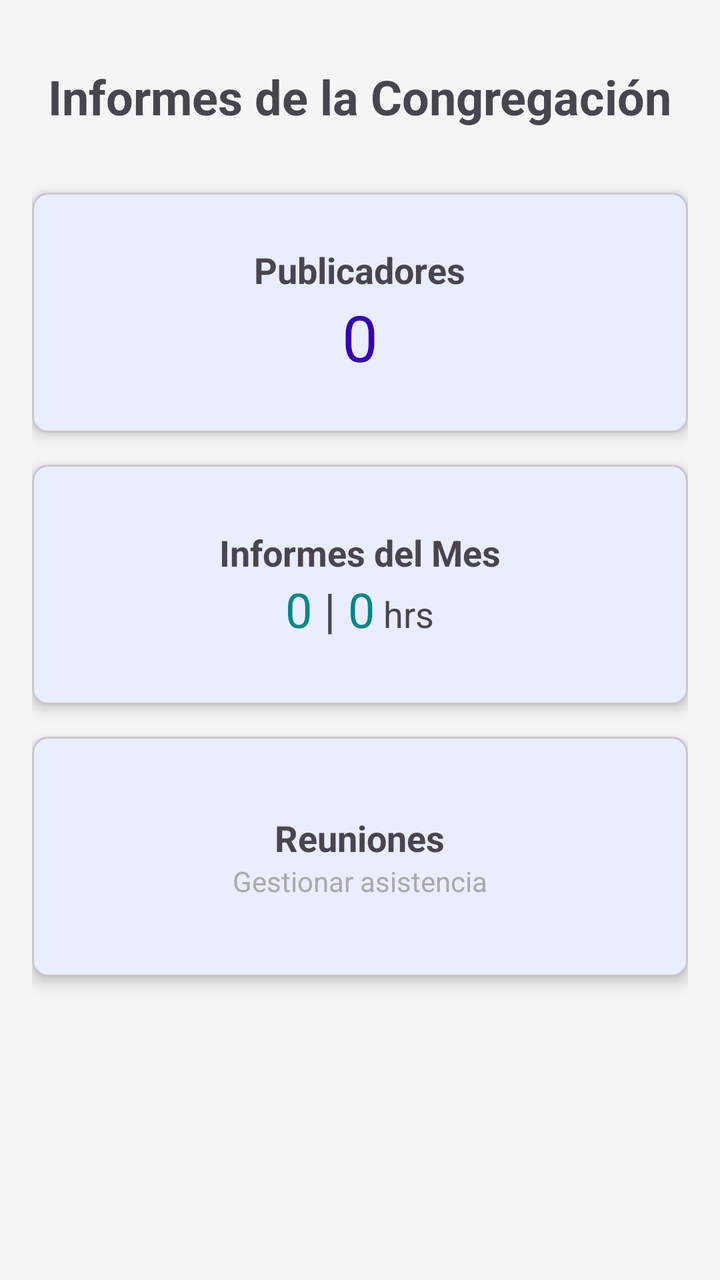
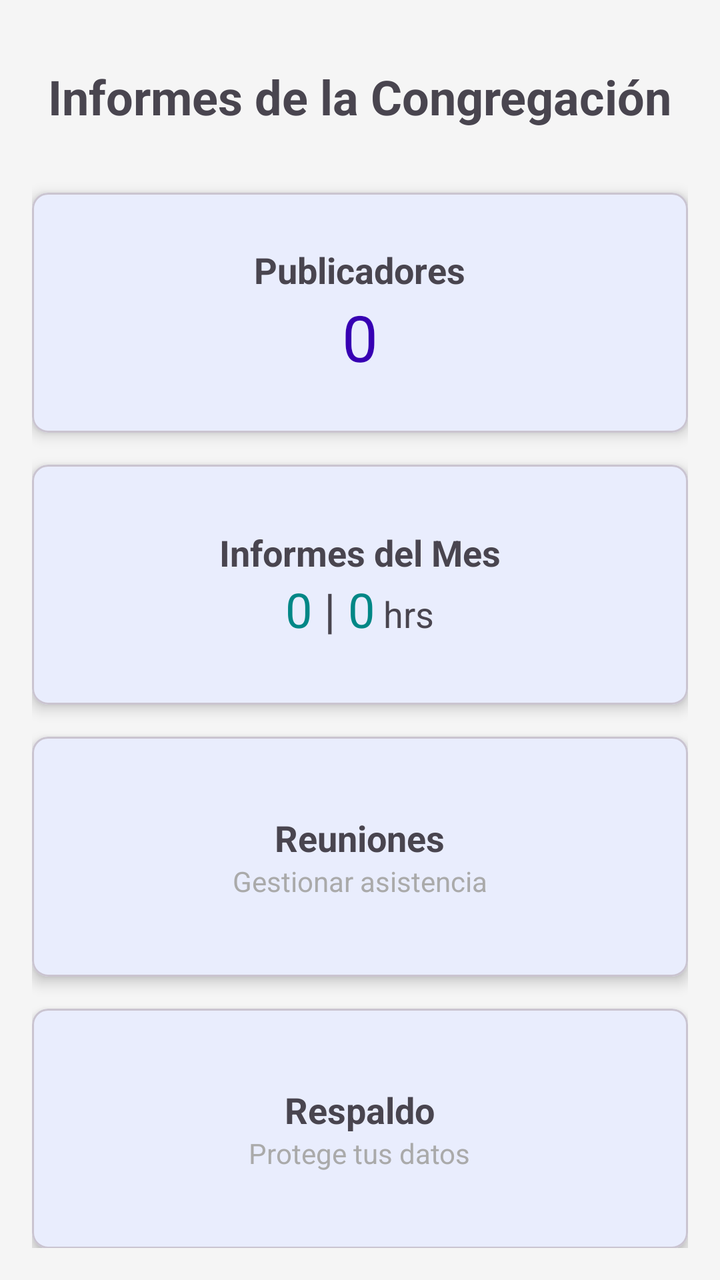

Two renders of the same Android screen: before a commit and after it. Below are the layout's source before the change and the commit's diff.
<!-- AndroidManifest.xml: activity theme Theme.CongregationReports -->
<!-- res/layout/activity_main.xml -->
<?xml version="1.0" encoding="utf-8"?>
<androidx.constraintlayout.widget.ConstraintLayout xmlns:android="http://schemas.android.com/apk/res/android"
    xmlns:app="http://schemas.android.com/apk/res-auto"
    xmlns:tools="http://schemas.android.com/tools"
    android:layout_width="match_parent"
    android:layout_height="match_parent"
    android:padding="16dp"
    tools:context=".ui.MainActivity">

    <TextView
        android:id="@+id/textTitle"
        android:layout_width="wrap_content"
        android:layout_height="wrap_content"
        android:text="Informes de la Congregación"
        android:textSize="24sp"
        android:textStyle="bold"
        app:layout_constraintEnd_toEndOf="parent"
        app:layout_constraintStart_toStartOf="parent"
        app:layout_constraintTop_toTopOf="parent"
        android:layout_marginTop="16dp" />

    <com.google.android.material.card.MaterialCardView
        android:id="@+id/cardPublishers"
        android:layout_width="0dp"
        android:layout_height="120dp"
        android:layout_marginTop="32dp"
        app:cardCornerRadius="8dp"
        app:cardElevation="4dp"
        app:layout_constraintEnd_toEndOf="parent"
        app:layout_constraintStart_toStartOf="parent"
        app:layout_constraintTop_toBottomOf="@id/textTitle">

        <LinearLayout
            android:layout_width="match_parent"
            android:layout_height="match_parent"
            android:gravity="center"
            android:orientation="vertical"
            android:padding="16dp">

            <TextView
                android:layout_width="wrap_content"
                android:layout_height="wrap_content"
                android:text="Publicadores"
                android:textSize="18sp"
                android:textStyle="bold" />

            <TextView
                android:id="@+id/textPublishersCount"
                android:layout_width="wrap_content"
                android:layout_height="wrap_content"
                android:text="0"
                android:textSize="32sp"
                android:textColor="@color/purple_700" />
        </LinearLayout>
    </com.google.android.material.card.MaterialCardView>

    <com.google.android.material.card.MaterialCardView
        android:id="@+id/cardReports"
        android:layout_width="0dp"
        android:layout_height="120dp"
        android:layout_marginTop="16dp"
        app:cardCornerRadius="8dp"
        app:cardElevation="4dp"
        app:layout_constraintEnd_toEndOf="parent"
        app:layout_constraintStart_toStartOf="parent"
        app:layout_constraintTop_toBottomOf="@id/cardPublishers">

        <LinearLayout
            android:layout_width="match_parent"
            android:layout_height="match_parent"
            android:gravity="center"
            android:orientation="vertical"
            android:padding="16dp">

            <TextView
                android:layout_width="wrap_content"
                android:layout_height="wrap_content"
                android:text="Informes del Mes"
                android:textSize="18sp"
                android:textStyle="bold" />

            <LinearLayout
                android:layout_width="wrap_content"
                android:layout_height="wrap_content"
                android:orientation="horizontal">

                <TextView
                    android:id="@+id/textReportsCount"
                    android:layout_width="wrap_content"
                    android:layout_height="wrap_content"
                    android:text="0"
                    android:textSize="24sp"
                    android:textColor="@color/teal_700" />

                <TextView
                    android:layout_width="wrap_content"
                    android:layout_height="wrap_content"
                    android:text=" | "
                    android:textSize="24sp" />

                <TextView
                    android:id="@+id/textTotalHours"
                    android:layout_width="wrap_content"
                    android:layout_height="wrap_content"
                    android:text="0"
                    android:textSize="24sp"
                    android:textColor="@color/teal_700" />

                <TextView
                    android:layout_width="wrap_content"
                    android:layout_height="wrap_content"
                    android:text=" hrs"
                    android:textSize="18sp" />
            </LinearLayout>
        </LinearLayout>
    </com.google.android.material.card.MaterialCardView>

    <com.google.android.material.card.MaterialCardView
        android:id="@+id/cardMeetings"
        android:layout_width="0dp"
        android:layout_height="120dp"
        android:layout_marginTop="16dp"
        app:cardCornerRadius="8dp"
        app:cardElevation="4dp"
        app:layout_constraintEnd_toEndOf="parent"
        app:layout_constraintStart_toStartOf="parent"
        app:layout_constraintTop_toBottomOf="@id/cardReports">

        <LinearLayout
            android:layout_width="match_parent"
            android:layout_height="match_parent"
            android:gravity="center"
            android:orientation="vertical"
            android:padding="16dp">

            <TextView
                android:layout_width="wrap_content"
                android:layout_height="wrap_content"
                android:text="Reuniones"
                android:textSize="18sp"
                android:textStyle="bold" />

            <TextView
                android:layout_width="wrap_content"
                android:layout_height="wrap_content"
                android:text="Gestionar asistencia"
                android:textSize="14sp"
                android:textColor="@android:color/darker_gray" />
        </LinearLayout>
    </com.google.android.material.card.MaterialCardView>

</androidx.constraintlayout.widget.ConstraintLayout>
<!-- resources referenced by this layout -->
<resources>
  <color name="purple_700">#FF3700B3</color>
  <color name="teal_700">#FF018786</color>
  <style name="Theme.CongregationReports" parent="Base.Theme.CongregationReports">
          <item name="android:windowContentTransitions">true</item>
      </style>
  <style name="Base.Theme.CongregationReports" parent="Theme.Material3.DayNight.NoActionBar">
          <item name="colorPrimary">@color/primary</item>
          <item name="colorPrimaryDark">@color/primary_dark</item>
          <item name="colorAccent">@color/accent</item>
          <item name="android:statusBarColor">@color/primary_dark</item>
          <item name="android:windowBackground">@color/background</item>
      </style>
  <color name="primary">#2196F3</color>
  <color name="primary_dark">#1976D2</color>
  <color name="accent">#FF9800</color>
  <color name="background">#F5F5F5</color>
</resources>

<!-- the commit's change to res/layout/activity_main.xml (unified diff, before → after) -->
@@ -149,4 +149,38 @@
         </LinearLayout>
     </com.google.android.material.card.MaterialCardView>
 
+    <com.google.android.material.card.MaterialCardView
+        android:id="@+id/cardBackup"
+        android:layout_width="0dp"
+        android:layout_height="120dp"
+        android:layout_marginTop="16dp"
+        app:cardCornerRadius="8dp"
+        app:cardElevation="4dp"
+        app:layout_constraintEnd_toEndOf="parent"
+        app:layout_constraintStart_toStartOf="parent"
+        app:layout_constraintTop_toBottomOf="@id/cardMeetings">
+
+        <LinearLayout
+            android:layout_width="match_parent"
+            android:layout_height="match_parent"
+            android:gravity="center"
+            android:orientation="vertical"
+            android:padding="16dp">
+
+            <TextView
+                android:layout_width="wrap_content"
+                android:layout_height="wrap_content"
+                android:text="Respaldo"
+                android:textSize="18sp"
+                android:textStyle="bold" />
+
+            <TextView
+                android:layout_width="wrap_content"
+                android:layout_height="wrap_content"
+                android:text="Protege tus datos"
+                android:textSize="14sp"
+                android:textColor="@android:color/darker_gray" />
+        </LinearLayout>
+    </com.google.android.material.card.MaterialCardView>
+
 </androidx.constraintlayout.widget.ConstraintLayout>
